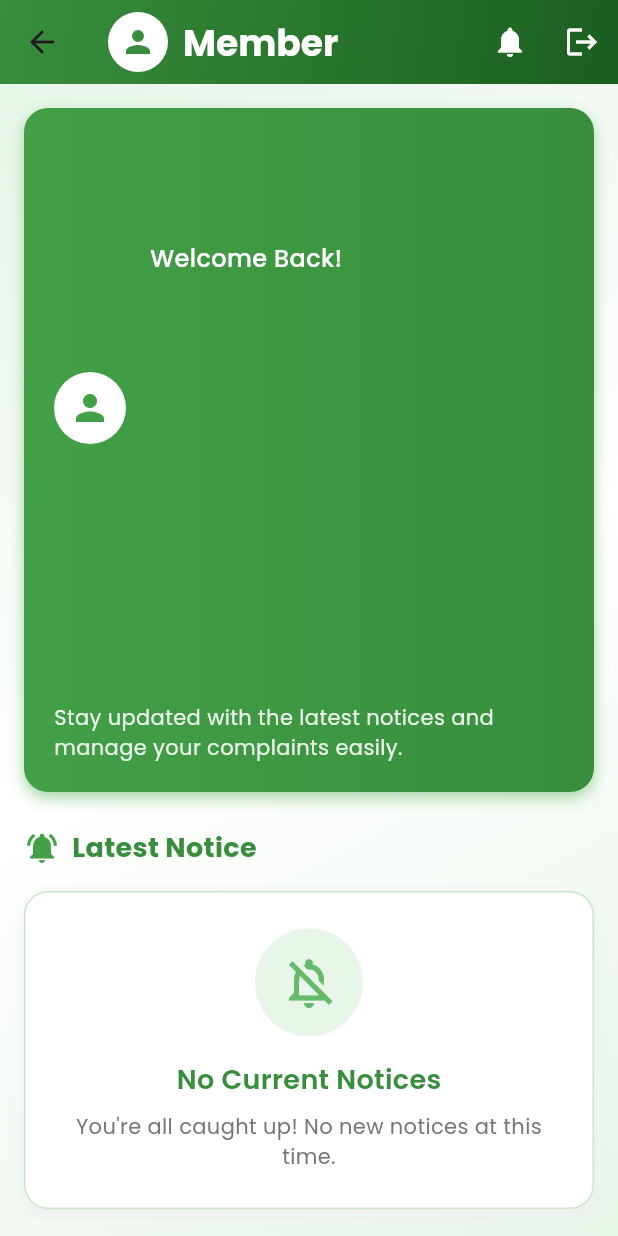
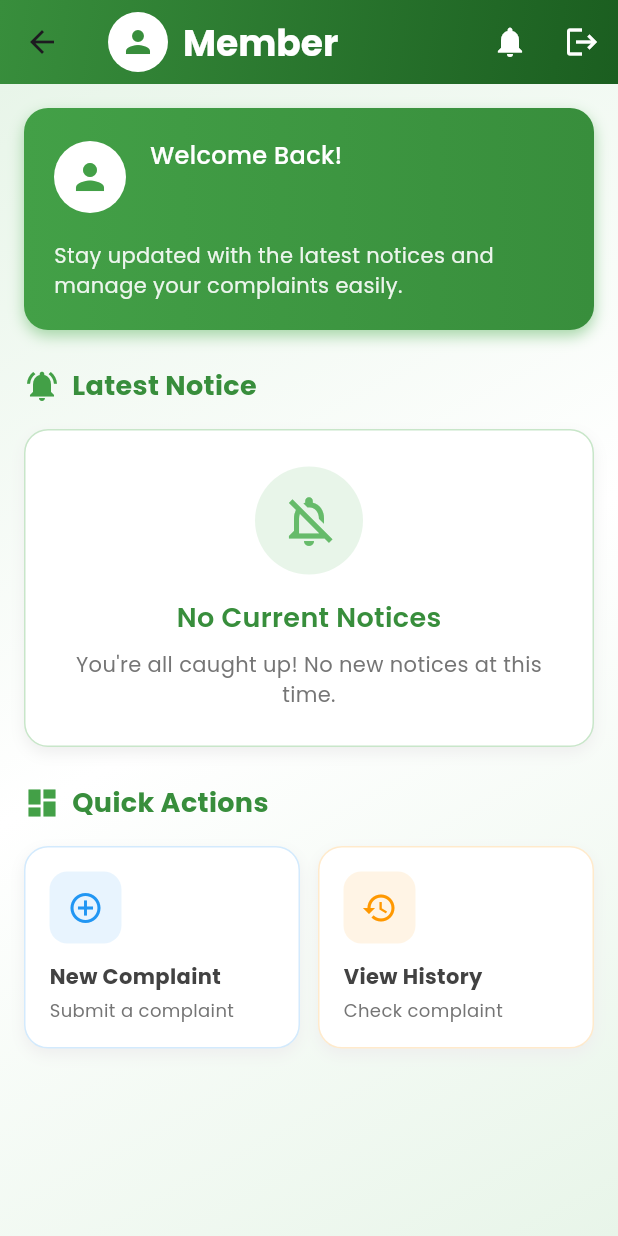
Before and after one commit to mahekpatel019/Hysun-Security, a Flutter app: the MemberHomeScreen screen opened directly, on a phone screen of 412 x 824 dp. Run offline on Flutter 3.47's test engine with Material 3 defaults, Android fonts, the phone set to English and light mode, and no system bars; our stand-ins replace cloud_firestore, firebase_analytics, firebase_core, firebase_crashlytics, firebase_messaging, firebase_storage and 8 more; accounts and stored records are empty.

Commit message:
24-07-2025

```diff
--- a/lib/member/home/memberhome_screen.dart
+++ b/lib/member/home/memberhome_screen.dart
@@ -210,7 +210,6 @@ class _MemberHomeScreenState extends State<MemberHomeScreen>
             children: [
               CircleAvatar(
                 backgroundColor: Colors.white,
-                foregroundColor: Colors.white,
                 radius: isTablet ? 30 : 24,
                 child: Icon(
                   Icons.person,
@@ -226,7 +225,6 @@ class _MemberHomeScreenState extends State<MemberHomeScreen>
                     Text(
                       'Welcome Back!',
                       style: TextStyle(
-                        height: 10.0,
                         color: Colors.white,
                         fontSize: isTablet ? 18 : 16,
                         fontWeight: FontWeight.w500,
@@ -235,7 +233,6 @@ class _MemberHomeScreenState extends State<MemberHomeScreen>
                     Text(
                       memberName ?? 'Loading...',
                       style: TextStyle(
-                        height: 10.0,
                         color: Colors.white,
                         fontSize: isTablet ? 24 : 20,
                         fontWeight: FontWeight.bold,
```
